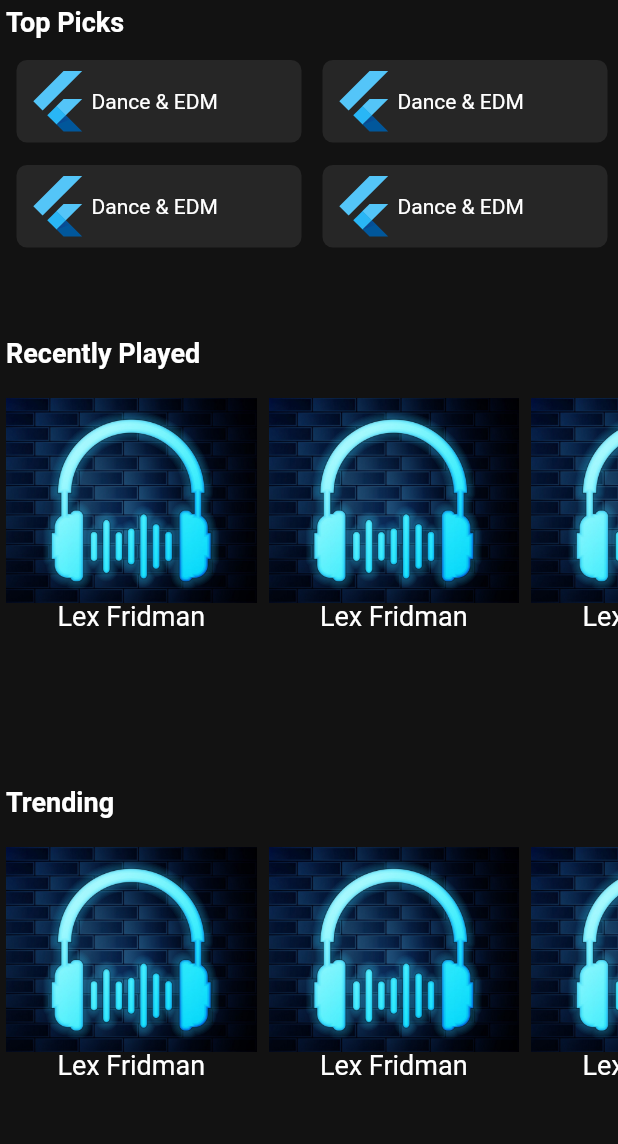
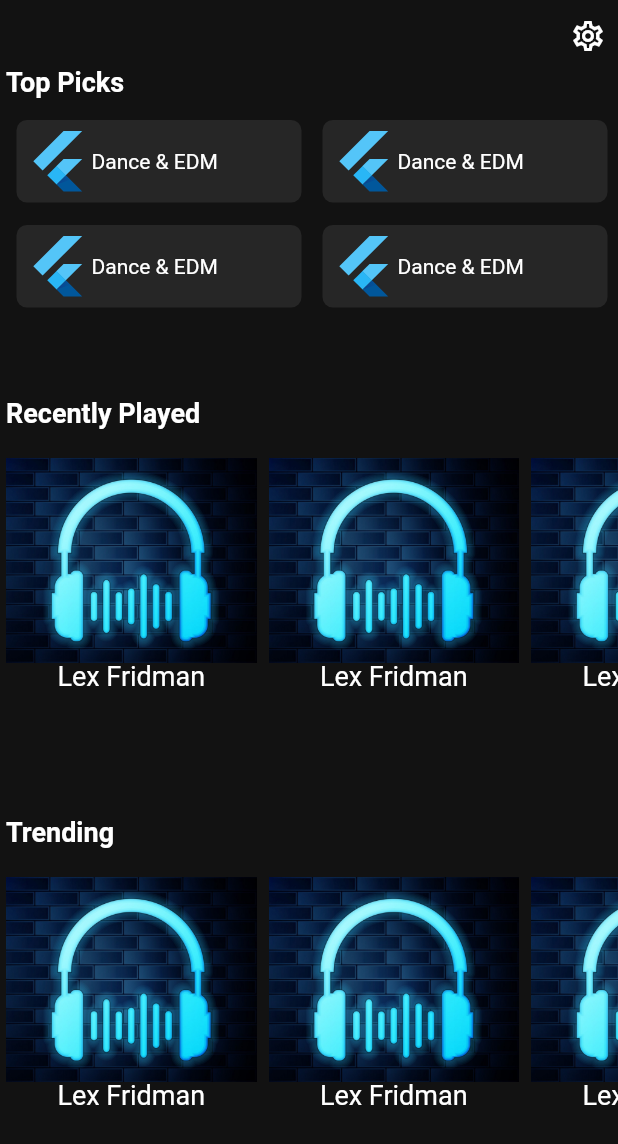
Before and after one commit to Infinidrix/podcast-app, a Flutter app: the HomeWidget screen opened directly, on a phone screen of 412 x 824 dp. Shown: the top 1144 px of the screen. Run offline on Flutter 3.47's test engine with Material 2 defaults, Android fonts, the light colour scheme and no system bars; our stand-ins replace auto_route, hexcolor.

Commit message:
Added Setting Icon

```diff
--- a/lib/presentation/pages/home/widgets/home_widget.dart
+++ b/lib/presentation/pages/home/widgets/home_widget.dart
@@ -102,6 +102,13 @@
         child: Column(
           mainAxisAlignment: MainAxisAlignment.start,
           children: [
+            Padding(
+              padding: const EdgeInsets.all(8.0),
+              child: Align(
+                alignment: Alignment.centerRight,
+                child: Icon(Icons.settings_outlined),
+              ),
+            ),
             Align(
               alignment: Alignment.centerLeft,
               child: Text(
```
